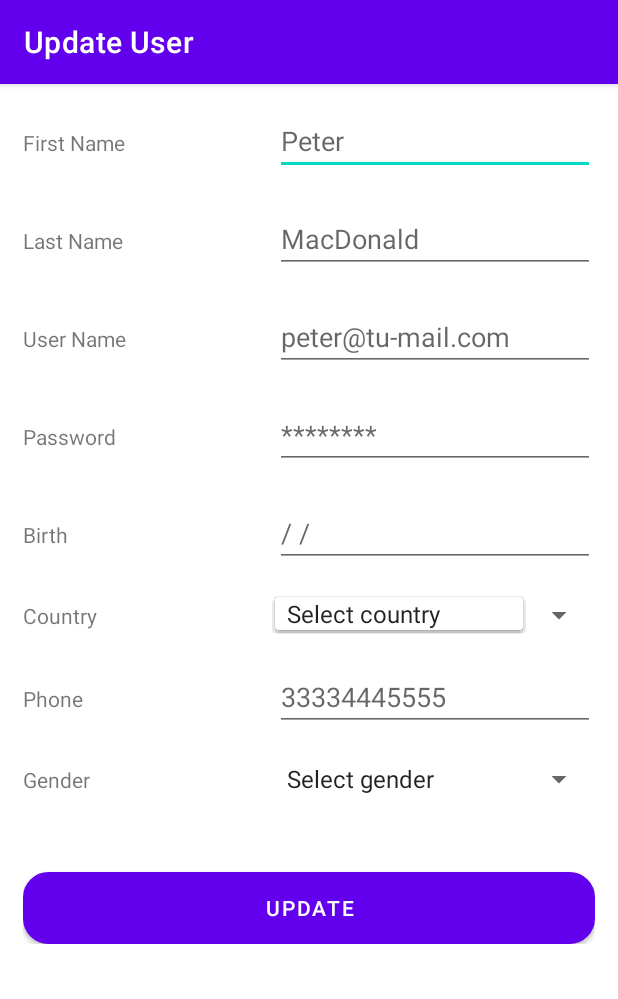
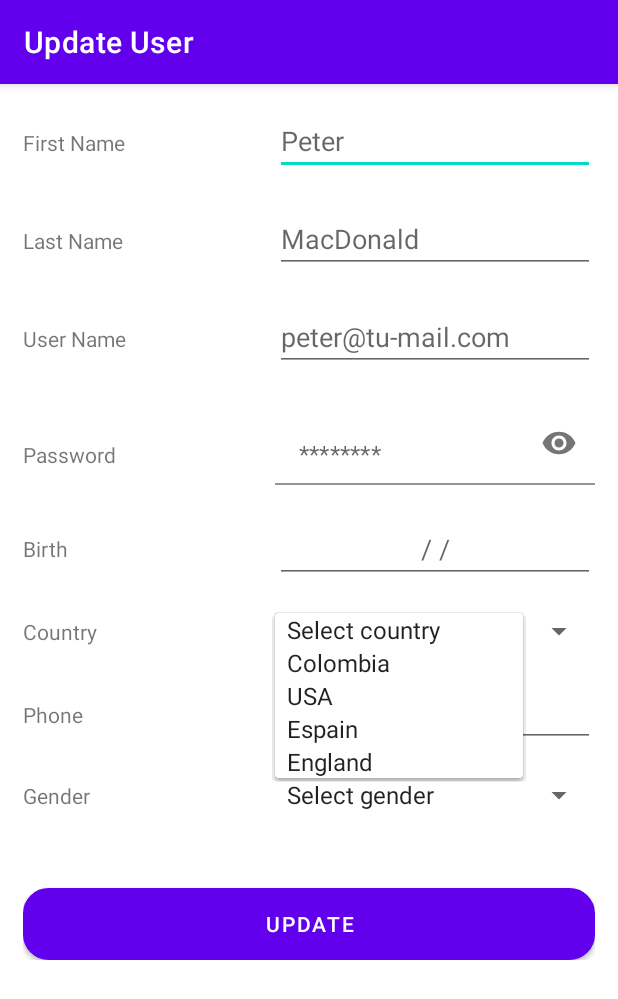
Before and after one commit to NIXON707/Moviles-apps8a, an Android app: the EditUserActivity screen opened directly, with no data from a screen before it, after a tap on "Select country", on a phone screen of 412 x 824 dp. Shown: the top 999 px of the screen. Run offline under Robolectric (Android 15) with nearby library versions, the phone set to English and light mode, and no system bars.

Commit message:
Final deliveries, and application upload 2

```diff
--- a/Entrgas-finales/Actividad_Final_2/app/src/main/java/com/example/actividad_final_2/EditUserActivity.java
+++ b/Entrgas-finales/Actividad_Final_2/app/src/main/java/com/example/actividad_final_2/EditUserActivity.java
@@ -11,7 +11,7 @@ import android.widget.Spinner;
 public class EditUserActivity extends AppCompatActivity {
 
     private Spinner sp1, sp2;
-    private String se1, se2;
+    private String se1, se2, co1, co2, co3, co4, g1, g2;
 
     @Override
     protected void onCreate(Bundle savedInstanceState) {
@@ -22,13 +22,19 @@ public class EditUserActivity extends AppCompatActivity {
         sp2=(Spinner)findViewById(R.id.spinner2);
 
         se1 = getString(R.string.ej_country);
+        co1 = getString(R.string.coun_col);
+        co2 = getString(R.string.coun_us);
+        co3 = getString(R.string.coun_es);
+        co4 = getString(R.string.coun_in);
         se2 = getString(R.string.ej_gender);
+        g1 = getString(R.string.gen_m);
+        g2 = getString(R.string.gen_f);
 
-        String[] opciones1={se1};
+        String[] opciones1={se1, co1, co2, co3, co4};
         ArrayAdapter<String> adapter=new ArrayAdapter<String>( this,android.R.layout.simple_spinner_item,opciones1);
         sp1.setAdapter(adapter);
 
-        String[] opciones2={se2};
+        String[] opciones2={se2, g1, g2};
         ArrayAdapter<String> adapter2=new ArrayAdapter<String>( this,android.R.layout.simple_spinner_item,opciones2);
         sp2.setAdapter(adapter2);
     }
--- a/Entrgas-finales/Actividad_Final_2/app/src/main/java/com/example/actividad_final_2/MainActivity.java
+++ b/Entrgas-finales/Actividad_Final_2/app/src/main/java/com/example/actividad_final_2/MainActivity.java
@@ -21,7 +21,7 @@ public class MainActivity extends AppCompatActivity {
         setContentView(R.layout.activity_main);
 
         n1=(EditText)findViewById(R.id.editTextTextEmailAddress);
-        n2=(EditText)findViewById(R.id.editTextTextPassword);
+        n2=(EditText)findViewById(R.id.editPassword);
 
         rf = getString(R.string.RF);
         ef = getString(R.string.CE);
--- a/Entrgas-finales/Actividad_Final_2/app/src/main/res/layout/activity_edit_user.xml
+++ b/Entrgas-finales/Actividad_Final_2/app/src/main/res/layout/activity_edit_user.xml
@@ -96,13 +96,22 @@
                     android:layout_weight="1"
                     android:text="@string/lbl_pass" />
 
-                <EditText
-                    android:id="@+id/editTextTextPassword4"
-                    android:layout_width="wrap_content"
+                <com.google.android.material.textfield.TextInputLayout
+                    android:layout_width="match_parent"
                     android:layout_height="wrap_content"
-                    android:ems="10"
-                    android:hint="@string/ej_pass"
-                    android:inputType="textPassword" />
+                    app:hintAnimationEnabled="false"
+                    app:hintEnabled="false"
+                    app:passwordToggleEnabled="true">
+
+                    <com.google.android.material.textfield.TextInputEditText
+                        android:layout_width="match_parent"
+                        android:layout_height="wrap_content"
+                        android:background="#FFFFFF"
+                        android:ems="15"
+                        android:hint="@string/ej_pass"
+                        android:inputType="textPassword" />
+                </com.google.android.material.textfield.TextInputLayout>
+
             </TableRow>
 
             <TableRow
@@ -113,18 +122,21 @@
 
                 <TextView
                     android:id="@+id/textView22"
-                    android:layout_width="wrap_content"
-                    android:layout_height="wrap_content"
+                    android:layout_width="match_parent"
+                    android:layout_height="match_parent"
                     android:layout_weight="1"
+                    android:gravity="center_vertical"
                     android:text="@string/lbl_birth" />
 
                 <EditText
                     android:id="@+id/editTextDate"
-                    android:layout_width="wrap_content"
-                    android:layout_height="wrap_content"
+                    android:layout_width="match_parent"
+                    android:layout_height="match_parent"
                     android:ems="10"
+                    android:gravity="center_horizontal"
                     android:hint="@string/ej_birth"
                     android:inputType="date" />
+
             </TableRow>
 
             <TableRow
@@ -194,9 +206,9 @@
             android:layout_width="match_parent"
             android:layout_height="wrap_content"
             android:layout_marginTop="50dp"
+            android:background="@drawable/button_rounded"
             android:onClick="button1"
-            android:text="@string/lbl_update"
-            android:background="@drawable/button_rounded"/>
+            android:text="@string/lbl_update" />
 
     </LinearLayout>
 
--- a/Entrgas-finales/Actividad_Final_2/app/src/main/res/values/strings.xml
+++ b/Entrgas-finales/Actividad_Final_2/app/src/main/res/values/strings.xml
@@ -43,4 +43,10 @@
     <string name="ej_country">Select country</string>
     <string name="ej_phone">33334445555</string>
     <string name="ej_gender">Select gender</string>
+    <string name="gen_m">Male</string>
+    <string name="gen_f">Female</string>
+    <string name="coun_col">Colombia</string>
+    <string name="coun_us">USA</string>
+    <string name="coun_es">Espain</string>
+    <string name="coun_in">England</string>
 </resources>
```
Also changed, not shown: Entrgas-finales/Actividad_Final_2/app/src/main/res/layout/activity_main.xml (+13 -5 lines), Entrgas-finales/Actividad_Final_2/app/src/main/res/layout/activity_sing_up.xml (+24 -12 lines), 1 other file.
